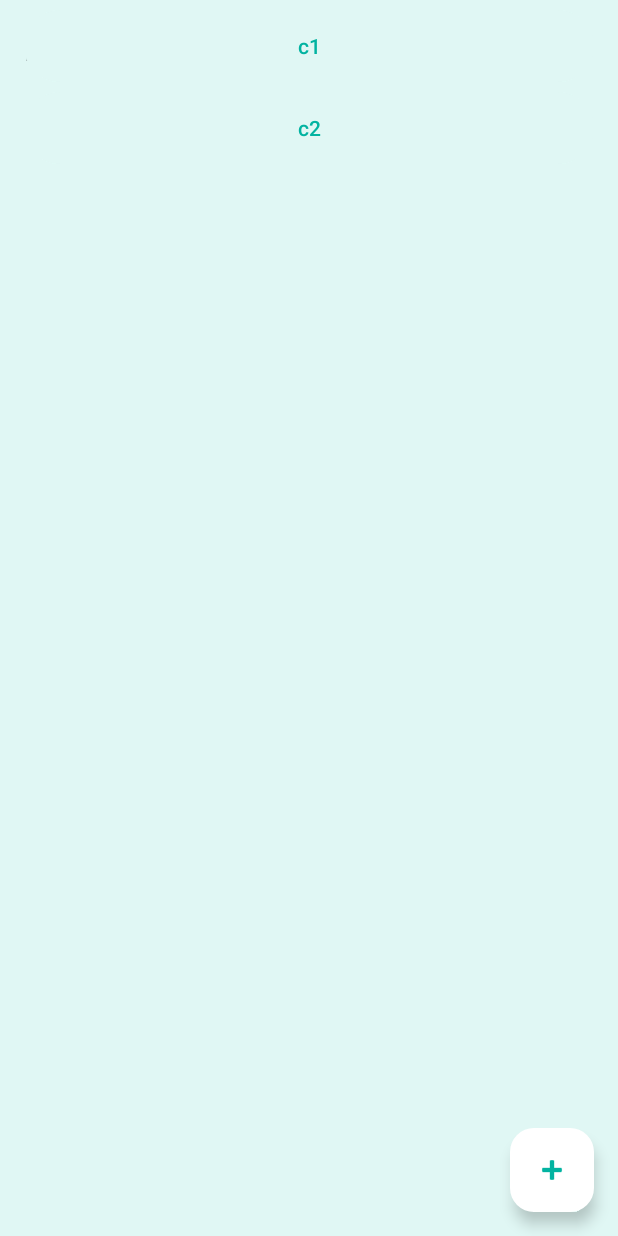
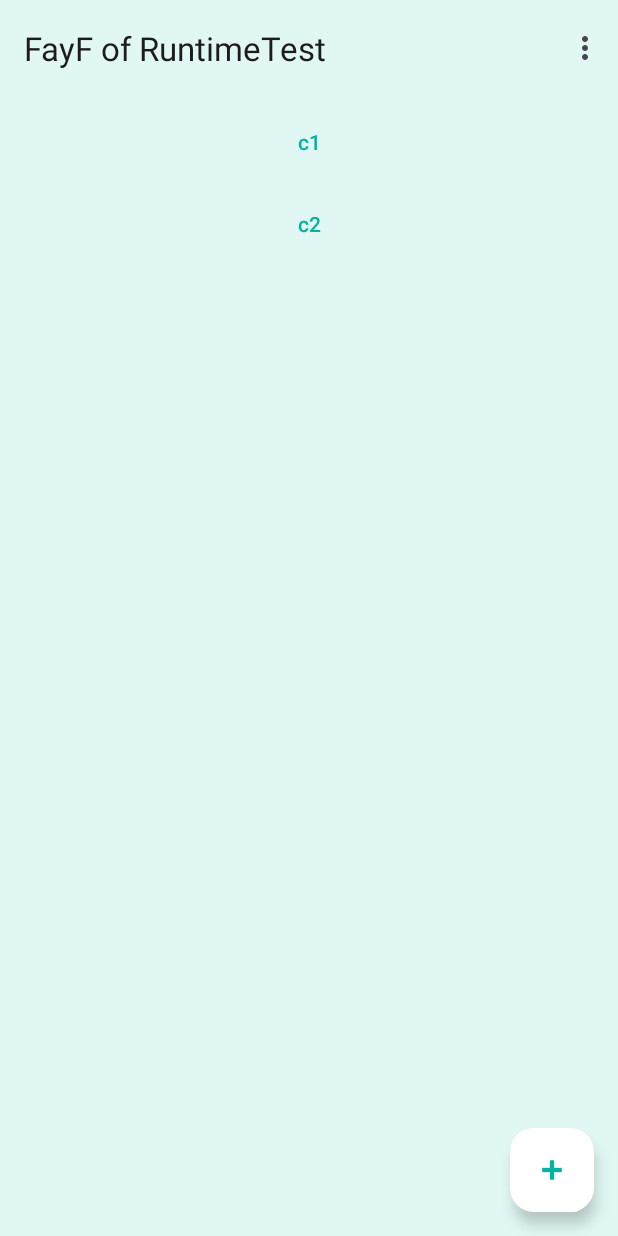
Before and after one commit to PluggPreagar/fayf_android, an Android app: the screen it shows after launch (MainActivity), on a phone screen of 412 x 824 dp. Run offline under Robolectric (Android 15) with nearby library versions, the phone set to English and light mode, and no system bars; libraries missing offline, so code that uses them is left out: ch.qos.logback, org.slf4j; 40 statements that could not run were skipped.

Commit message:
fix FrameLayout must not stay in front of appToolbar

```diff
--- a/app/src/main/res/layout/activity_main.xml
+++ b/app/src/main/res/layout/activity_main.xml
@@ -14,20 +14,20 @@
             android:layout_width="match_parent"
             android:fitsSystemWindows="true"
             >
-
         <com.google.android.material.appbar.MaterialToolbar
                 android:id="@+id/toolbar"
                 android:layout_width="match_parent"
                 android:layout_height="?attr/actionBarSize"
                 app:layout_scrollFlags="scroll|enterAlways"
                 />
-
     </com.google.android.material.appbar.AppBarLayout>
 
     <FrameLayout xmlns:android="http://schemas.android.com/apk/res/android"
                  android:id="@+id/fragment_container"
                  android:layout_width="match_parent"
-                 android:layout_height="match_parent" />
+                 android:layout_height="match_parent"
+                 app:layout_behavior="@string/appbar_scrolling_view_behavior"
+            />
 
 
     <!-- floating action button -->
--- a/app/src/main/res/layout/fragment_first.xml
+++ b/app/src/main/res/layout/fragment_first.xml
@@ -8,7 +8,7 @@
         android:layout_height="match_parent"
         android:overScrollMode="always"
         tools:context=".FirstFragment"
-        app:layout_behavior="com.google.android.material.appbar.AppBarLayout$ScrollingViewBehavior"
+        app:layout_behavior="@string/appbar_scrolling_view_behavior"
         >
     <!--
         // even wore - skipp 5 buttons
```
